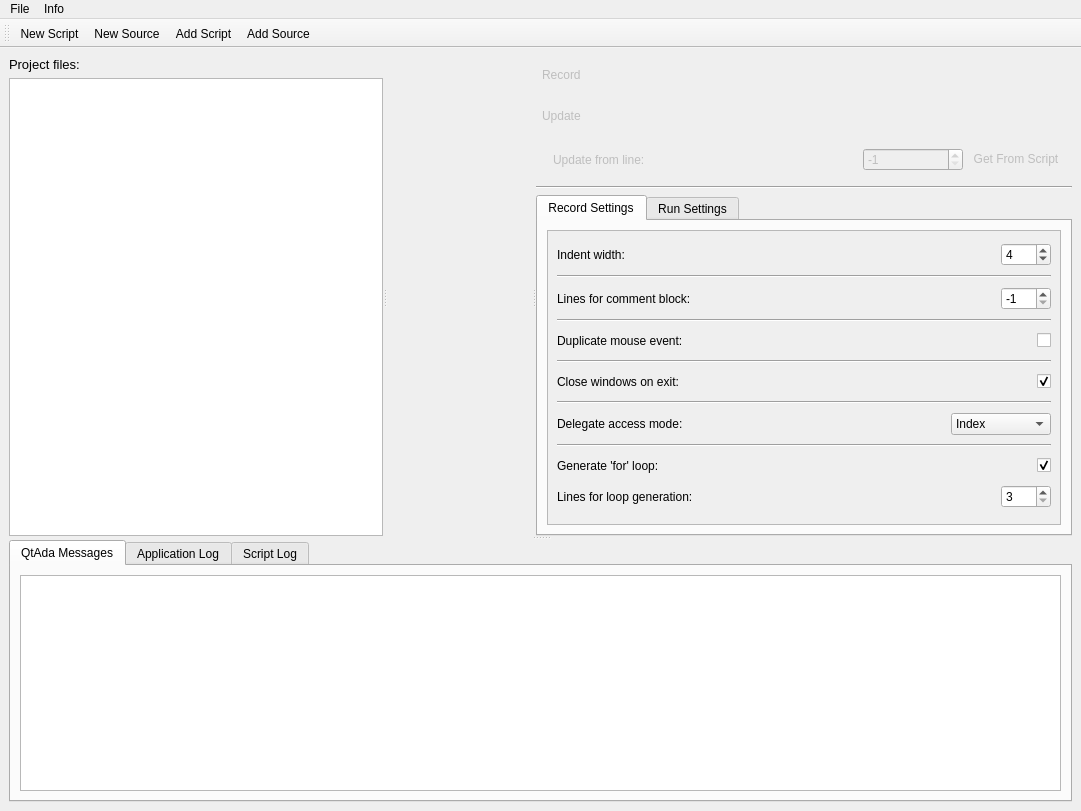
Above: client/gui/MainGui.ui from lildannita/QtAda before the change. Below: the same form after it.
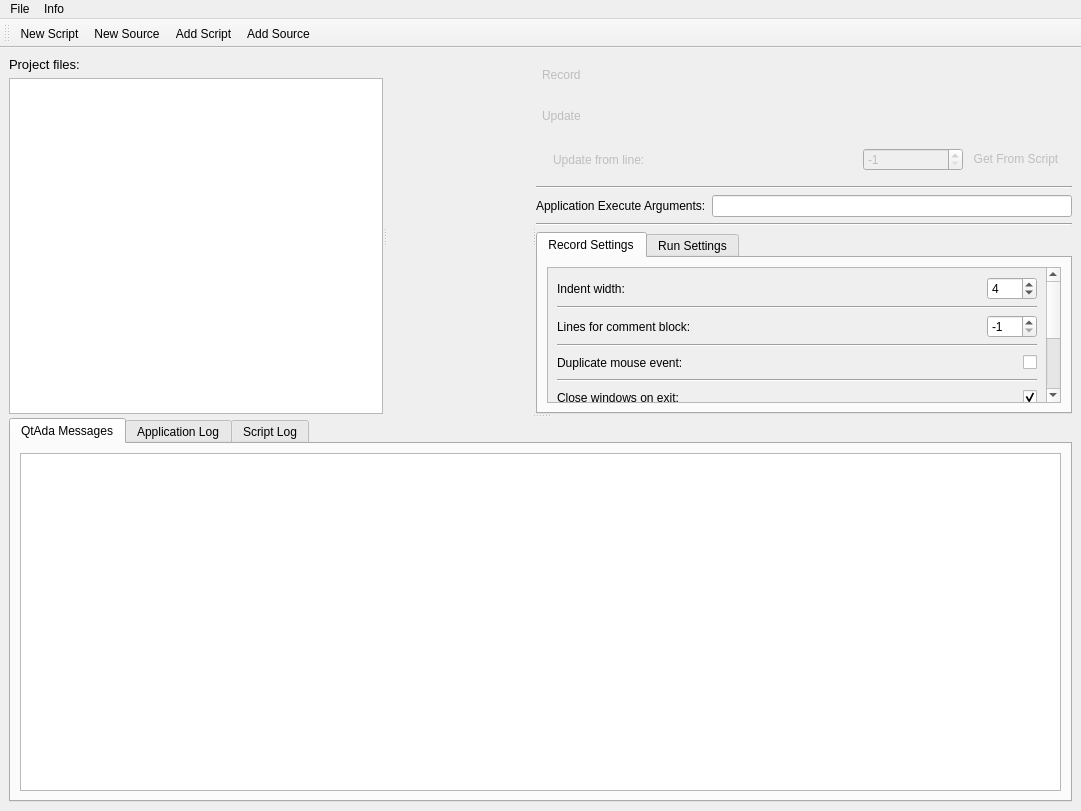
That is the form after the change. Icons and pictures are not drawn.

Commit message:
Добавлена строка для ввода аргументов запуска приложения
+ Решена проблема из-за которой высота TabWidget под настройки генерации/запуска
не уменьшалась при поднимании виджета под логи

```diff
--- a/client/gui/MainGui.ui
+++ b/client/gui/MainGui.ui
@@ -249,8 +249,35 @@
            </property>
           </widget>
          </item>
+         <item>
+          <layout class="QHBoxLayout" name="horizontalLayout_11">
+           <item>
+            <widget class="QLabel" name="appExeArgsLabel">
+             <property name="text">
+              <string>Application Execute Arguments:</string>
+             </property>
+            </widget>
+           </item>
+           <item>
+            <widget class="QLineEdit" name="appExeArgsEdit"/>
+           </item>
+          </layout>
+         </item>
+         <item>
+          <widget class="Line" name="line_7">
+           <property name="orientation">
+            <enum>Qt::Horizontal</enum>
+           </property>
+          </widget>
+         </item>
          <item>
           <widget class="QTabWidget" name="settingsTabWidget">
+           <property name="sizePolicy">
+            <sizepolicy hsizetype="Expanding" vsizetype="MinimumExpanding">
+             <horstretch>0</horstretch>
+             <verstretch>0</verstretch>
+            </sizepolicy>
+           </property>
            <property name="currentIndex">
             <number>0</number>
            </property>
@@ -261,6 +288,12 @@
             <layout class="QVBoxLayout" name="verticalLayout_5">
              <item>
               <widget class="QScrollArea" name="scrollArea">
+               <property name="sizePolicy">
+                <sizepolicy hsizetype="Expanding" vsizetype="Ignored">
+                 <horstretch>0</horstretch>
+                 <verstretch>0</verstretch>
+                </sizepolicy>
+               </property>
                <property name="widgetResizable">
                 <bool>true</bool>
                </property>
@@ -269,10 +302,16 @@
                  <rect>
                   <x>0</x>
                   <y>0</y>
-                  <width>506</width>
-                  <height>277</height>
+                  <width>492</width>
+                  <height>269</height>
                  </rect>
                 </property>
+                <property name="sizePolicy">
+                 <sizepolicy hsizetype="Preferred" vsizetype="Preferred">
+                  <horstretch>0</horstretch>
+                  <verstretch>0</verstretch>
+                 </sizepolicy>
+                </property>
                 <layout class="QVBoxLayout" name="verticalLayout_4">
                  <item>
                   <layout class="QHBoxLayout" name="horizontalLayout">
```
